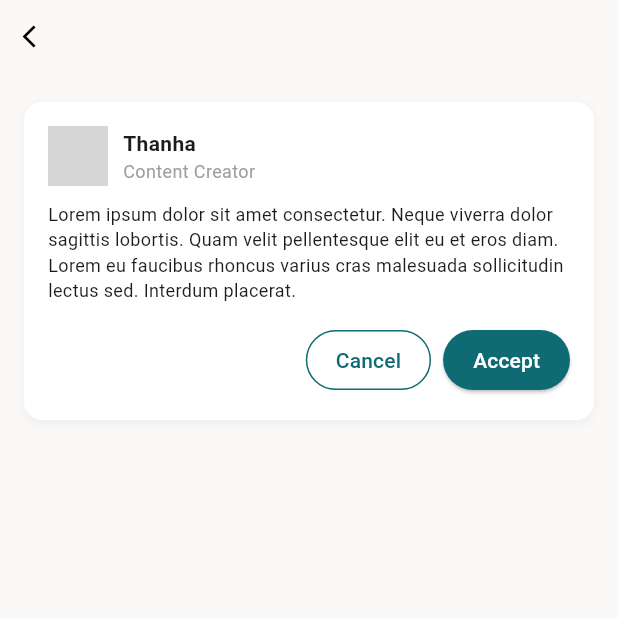
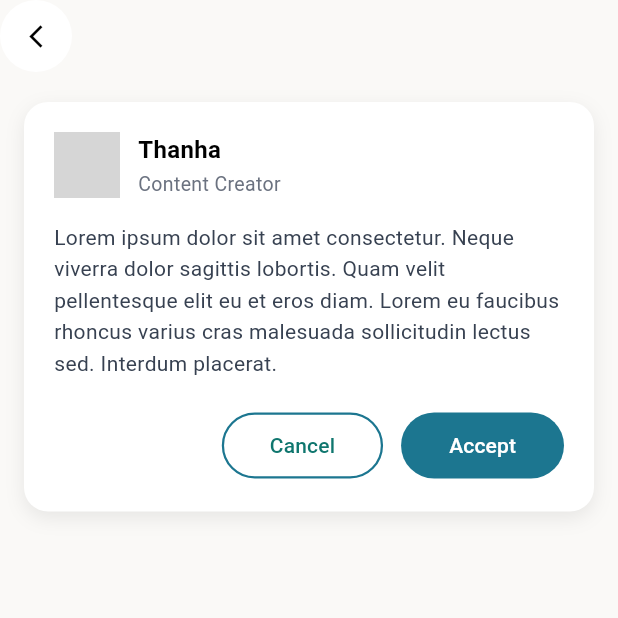
Before and after one commit to teambackoffice/tbo_app, a Flutter app: the NotificationRequest screen opened directly, on a phone screen of 412 x 824 dp, the top half of it. Run offline on Flutter 3.47's test engine with Material 3 defaults, Android fonts, the light colour scheme and no system bars; our stand-ins replace fl_chart; network calls fail; grey boxes are pictures that could not be loaded.

Commit message:
Notification Request Page UI

```diff
--- a/lib/view/admin/dashboard/notification/notification.dart
+++ b/lib/view/admin/dashboard/notification/notification.dart
@@ -17,9 +17,22 @@ class NotificationsPage extends StatelessWidget {
               padding: const EdgeInsets.symmetric(horizontal: 16, vertical: 10),
               child: Row(
                 children: [
-                  IconButton(
-                    icon: const Icon(Icons.arrow_back_ios, color: Colors.black),
-                    onPressed: () {},
+                  Container(
+                    decoration: BoxDecoration(
+                      shape: BoxShape.circle,
+                      color: Colors.white, // background color of the circle
+                      // optional border
+                    ),
+                    child: IconButton(
+                      icon: const Icon(
+                        Icons.arrow_back_ios,
+                        color: Colors.black,
+                        size: 18,
+                      ),
+                      onPressed: () {
+                        Navigator.pop(context);
+                      },
+                    ),
                   ),
                   const Expanded(
                     child: Center(
--- a/lib/view/admin/dashboard/notification/notification_request.dart
+++ b/lib/view/admin/dashboard/notification/notification_request.dart
@@ -13,13 +13,19 @@ class NotificationRequest extends StatelessWidget {
             // Back button
             Align(
               alignment: Alignment.topLeft,
-              child: IconButton(
-                icon: const Icon(
-                  Icons.arrow_back_ios,
-                  size: 18,
-                  color: Colors.black,
+              child: Container(
+                decoration: const BoxDecoration(
+                  shape: BoxShape.circle,
+                  color: Colors.white, // background color
                 ),
-                onPressed: () => Navigator.pop(context),
+                child: IconButton(
+                  icon: const Icon(
+                    Icons.arrow_back_ios_new,
+                    size: 18,
+                    color: Colors.black,
+                  ),
+                  onPressed: () => Navigator.pop(context),
+                ),
               ),
             ),
 
@@ -29,15 +35,15 @@ class NotificationRequest extends StatelessWidget {
             Padding(
               padding: const EdgeInsets.symmetric(horizontal: 16),
               child: Container(
-                padding: const EdgeInsets.all(16),
+                padding: const EdgeInsets.all(20),
                 decoration: BoxDecoration(
                   color: Colors.white,
-                  borderRadius: BorderRadius.circular(12),
+                  borderRadius: BorderRadius.circular(16),
                   boxShadow: [
                     BoxShadow(
-                      color: Colors.black.withOpacity(0.05),
-                      blurRadius: 5,
-                      offset: const Offset(0, 2),
+                      color: Colors.black.withOpacity(0.08),
+                      blurRadius: 10,
+                      offset: const Offset(0, 4),
                     ),
                   ],
                 ),
@@ -48,27 +54,30 @@ class NotificationRequest extends StatelessWidget {
                     Row(
                       children: [
                         const CircleAvatar(
-                          radius: 20,
+                          radius: 22,
                           backgroundImage: NetworkImage(
-                            "https://via.placeholder.com/150", // replace with your image
+                            "https://randomuser.me/api/portraits/women/76.jpg",
                           ),
                         ),
-                        const SizedBox(width: 10),
+                        const SizedBox(width: 12),
                         Column(
                           crossAxisAlignment: CrossAxisAlignment.start,
                           children: const [
                             Text(
                               "Thanha",
                               style: TextStyle(
-                                fontWeight: FontWeight.bold,
-                                fontSize: 14,
+                                fontWeight: FontWeight.w600,
+                                fontSize: 16,
+                                color: Colors.black,
                               ),
                             ),
+                            SizedBox(height: 2),
                             Text(
                               "Content Creator",
                               style: TextStyle(
-                                fontSize: 12,
-                                color: Colors.grey,
+                                fontSize: 13,
+                                color: Color(0xFF6B7280),
+                                fontWeight: FontWeight.w400,
                               ),
                             ),
                           ],
@@ -76,14 +85,19 @@ class NotificationRequest extends StatelessWidget {
                       ],
                     ),
 
-                    const SizedBox(height: 10),
+                    const SizedBox(height: 16),
 
                     const Text(
                       "Lorem ipsum dolor sit amet consectetur. Neque viverra dolor sagittis lobortis. Quam velit pellentesque elit eu et eros diam. Lorem eu faucibus rhoncus varius cras malesuada sollicitudin lectus sed. Interdum placerat.",
-                      style: TextStyle(fontSize: 12, height: 1.4),
+                      style: TextStyle(
+                        fontSize: 14,
+                        height: 1.5,
+                        color: Color(0xFF374151),
+                        fontWeight: FontWeight.w400,
+                      ),
                     ),
 
-                    const SizedBox(height: 14),
+                    const SizedBox(height: 20),
 
                     // Buttons Row
                     Row(
@@ -93,35 +107,49 @@ class NotificationRequest extends StatelessWidget {
                           onPressed: () {},
                           style: OutlinedButton.styleFrom(
                             padding: const EdgeInsets.symmetric(
-                              horizontal: 20,
-                              vertical: 8,
+                              horizontal: 32,
+                              vertical: 12,
                             ),
                             shape: RoundedRectangleBorder(
-                              borderRadius: BorderRadius.circular(20),
+                              borderRadius: BorderRadius.circular(25),
                             ),
-                            side: const BorderSide(color: Color(0xFF0E6B74)),
+                            side: const BorderSide(
+                              color: Color(0xFF1C7690),
+                              width: 1.5,
+                            ),
+                            backgroundColor: Colors.transparent,
                           ),
                           child: const Text(
                             "Cancel",
-                            style: TextStyle(color: Color(0xFF0E6B74)),
+                            style: TextStyle(
+                              color: Color(0xFF0F766E),
+                              fontSize: 14,
+                              fontWeight: FontWeight.w500,
+                            ),
                           ),
                         ),
-                        const SizedBox(width: 8),
+                        const SizedBox(width: 12),
                         ElevatedButton(
                           onPressed: () {},
                           style: ElevatedButton.styleFrom(
-                            backgroundColor: const Color(0xFF0E6B74),
+                            backgroundColor: const Color(0xFF1C7690),
+                            foregroundColor: Colors.white,
                             padding: const EdgeInsets.symmetric(
-                              horizontal: 20,
-                              vertical: 8,
+                              horizontal: 32,
+                              vertical: 12,
                             ),
                             shape: RoundedRectangleBorder(
-                              borderRadius: BorderRadius.circular(20),
+                              borderRadius: BorderRadius.circular(25),
                             ),
+                            elevation: 0,
                           ),
                           child: const Text(
                             "Accept",
-                            style: TextStyle(color: Colors.white),
+                            style: TextStyle(
+                              color: Colors.white,
+                              fontSize: 14,
+                              fontWeight: FontWeight.w500,
+                            ),
                           ),
                         ),
                       ],
```
